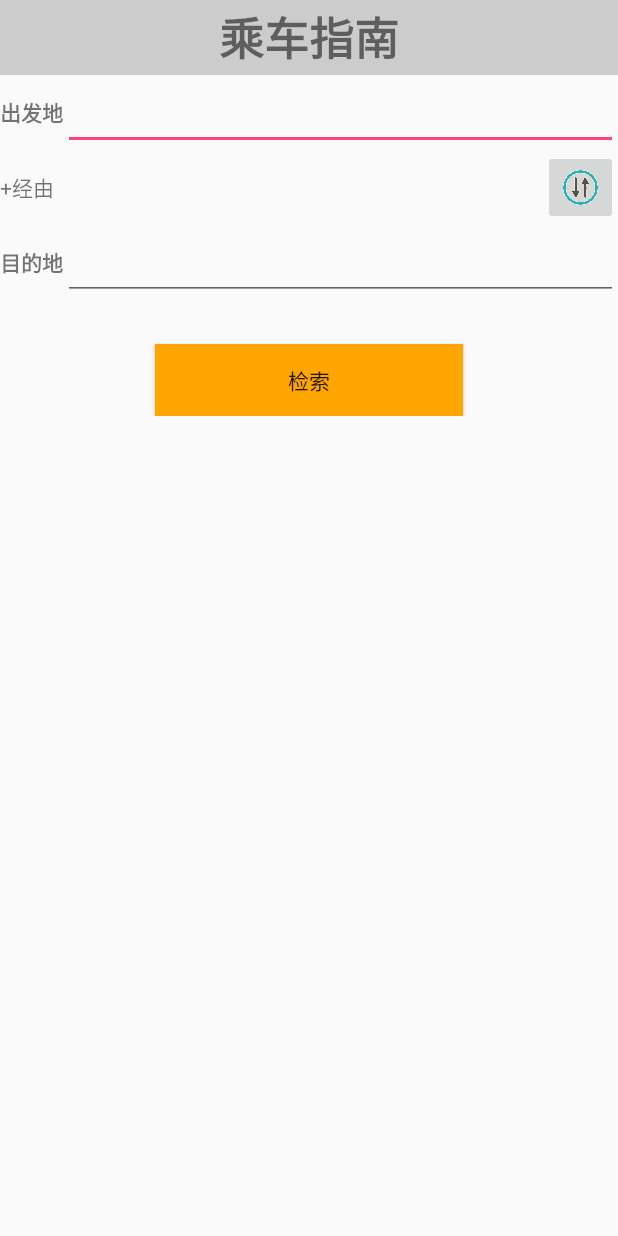
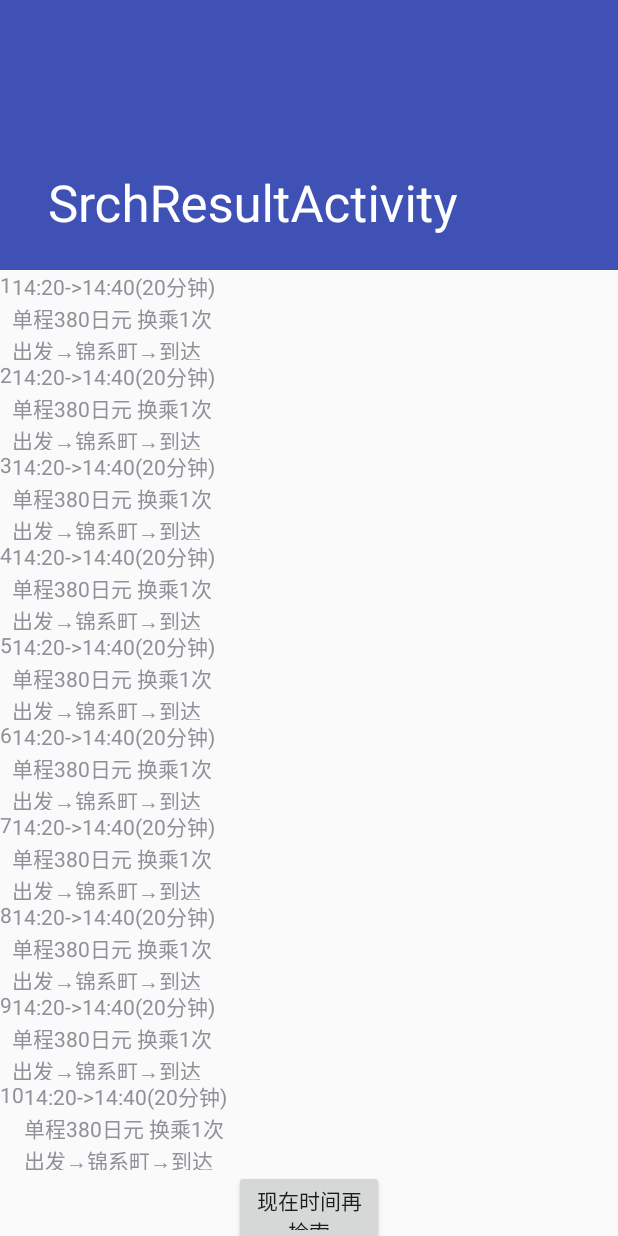
Before and after one commit to safari0825/TransferGuide, an Android app: the screen it shows after launch (MainActivity before the commit, SrchResultActivity after it), after a tap on "检索", on a phone screen of 412 x 824 dp. Run offline under Robolectric (Android 15) with nearby library versions, the phone set to English and light mode, and no system bars.

Commit message:
add & delete via OK

```diff
--- a/app/build.gradle
+++ b/app/build.gradle
@@ -24,4 +24,5 @@ dependencies {
     testCompile 'junit:junit:4.12'
     compile 'com.android.support:appcompat-v7:23.1.1'
     compile 'com.android.support:design:23.1.1'
+    compile 'com.android.support:support-v4:23.1.1'
 }
--- a/app/src/main/AndroidManifest.xml
+++ b/app/src/main/AndroidManifest.xml
@@ -18,6 +18,10 @@
                 <category android:name="android.intent.category.LAUNCHER" />
             </intent-filter>
         </activity>
+        <activity
+            android:name=".SrchResultActivity"
+            android:label="@string/title_activity_srch_result"
+            android:theme="@style/AppTheme.NoActionBar"></activity>
     </application>
 
 </manifest>
--- /dev/null
+++ b/app/src/main/java/jp/co/pp/transferguide/ListAdapter.java
@@ -0,0 +1,66 @@
+package jp.co.pp.transferguide;
+
+import android.content.Context;
+import android.support.v7.widget.RecyclerView;
+import android.util.Log;
+import android.view.LayoutInflater;
+import android.view.View;
+import android.view.ViewGroup;
+import android.widget.TextView;
+
+public class ListAdapter extends RecyclerView.Adapter<ListAdapter.NormalTextViewHolder> {
+    private final LayoutInflater mLayoutInflater;
+    private final Context mContext;
+    private String[] mTitles;
+    private String[] mRltLine1;
+    private String[] mRltLine2;
+    private String[] mRltLine3;
+
+    public ListAdapter(Context context) {
+        mTitles = context.getResources().getStringArray(R.array.titles);
+        mRltLine1 = context.getResources().getStringArray(R.array.resultLine1);
+        mRltLine2 = context.getResources().getStringArray(R.array.resultLine2);
+        mRltLine3 = context.getResources().getStringArray(R.array.resultLine3);
+        mContext = context;
+        mLayoutInflater = LayoutInflater.from(context);
+    }
+
+    @Override
+    public NormalTextViewHolder onCreateViewHolder(ViewGroup parent, int viewType) {
+        return new NormalTextViewHolder(mLayoutInflater.inflate(R.layout.list_basic_item, parent, false));
+    }
+
+    @Override
+    public void onBindViewHolder(NormalTextViewHolder holder, int position) {
+        holder.mRltNo.setText(mTitles[position]);
+        holder.mRltL1.setText(mRltLine1[position]);
+        holder.mRltL2.setText(mRltLine2[position]);
+        holder.mRltL3.setText(mRltLine3[position]);
+    }
+
+    @Override
+    public int getItemCount() {
+
+        return mTitles == null ? 0 : mTitles.length;
+    }
+
+    public static class NormalTextViewHolder extends RecyclerView.ViewHolder {
+        TextView mRltNo;
+        TextView mRltL1;
+        TextView mRltL2;
+        TextView mRltL3;
+        NormalTextViewHolder(View view) {
+            super(view);
+            mRltNo = (TextView)view.findViewById(R.id.rltNo);
+            mRltL1 = (TextView)view.findViewById(R.id.rltL1);
+            mRltL2 = (TextView)view.findViewById(R.id.rltL2);
+            mRltL3 = (TextView)view.findViewById(R.id.rltL3);
+            view.setOnClickListener(new View.OnClickListener() {
+                @Override
+                public void onClick(View v) {
+                    Log.d("NormalTextViewHolder", "onClick--> position = " + getPosition());
+                }
+            });
+        }
+    }
+}
--- a/app/src/main/java/jp/co/pp/transferguide/MainActivity.java
+++ b/app/src/main/java/jp/co/pp/transferguide/MainActivity.java
@@ -1,6 +1,7 @@
 package jp.co.pp.transferguide;
 
 import android.app.ActionBar;
+import android.content.Intent;
 import android.os.Bundle;
 import android.support.design.widget.FloatingActionButton;
 import android.support.design.widget.Snackbar;
@@ -122,6 +123,9 @@ public class MainActivity extends Activity {
             public void onClick(View v) {
                 Toast.makeText(MainActivity.this,"Text1:" + text1.getText() ,Toast.LENGTH_LONG).show();
                 Toast.makeText(MainActivity.this,"Text2:" + text2.getText() ,Toast.LENGTH_LONG).show();
+
+                Intent toRlstInt = new Intent(getApplicationContext(),SrchResultActivity.class);
+                startActivityForResult(toRlstInt,0);
             }
         });
     }
--- /dev/null
+++ b/app/src/main/java/jp/co/pp/transferguide/SrchResultActivity.java
@@ -0,0 +1,33 @@
+package jp.co.pp.transferguide;
+
+import android.os.Bundle;
+import android.support.design.widget.FloatingActionButton;
+import android.support.design.widget.Snackbar;
+import android.support.v7.app.AppCompatActivity;
+import android.support.v7.widget.LinearLayoutManager;
+import android.support.v7.widget.RecyclerView;
+import android.support.v7.widget.Toolbar;
+import android.view.View;
+import android.widget.LinearLayout;
+
+public class SrchResultActivity extends AppCompatActivity {
+
+    @Override
+    protected void onCreate(Bundle savedInstanceState) {
+        super.onCreate(savedInstanceState);
+        setContentView(R.layout.activity_srch_result);
+        Toolbar toolbar = (Toolbar) findViewById(R.id.toolbar);
+        setSupportActionBar(toolbar);
+
+        final RecyclerView recyclerView = (RecyclerView) findViewById(R.id.recycler_view);
+
+        final LinearLayoutManager listItemManager = new LinearLayoutManager(this);
+
+        recyclerView.setLayoutManager(listItemManager);
+
+        final ListAdapter sampleRecyclerAdapter = new ListAdapter(getApplicationContext());
+        // 填充Adapter
+        recyclerView.setAdapter(sampleRecyclerAdapter);
+
+    }
+}
--- a/app/src/main/res/layout/activity_main.xml
+++ b/app/src/main/res/layout/activity_main.xml
@@ -4,7 +4,6 @@
     xmlns:tools="http://schemas.android.com/tools"
     android:layout_width="match_parent"
     android:layout_height="match_parent"
-    android:fitsSystemWindows="true"
     tools:context="jp.co.pp.transferguide.MainActivity">
 
     <include layout="@layout/content_main" />
--- /dev/null
+++ b/app/src/main/res/layout/activity_srch_result.xml
@@ -0,0 +1,46 @@
+<?xml version="1.0" encoding="utf-8"?>
+<android.support.design.widget.CoordinatorLayout xmlns:android="http://schemas.android.com/apk/res/android"
+    xmlns:app="http://schemas.android.com/apk/res-auto"
+    xmlns:tools="http://schemas.android.com/tools"
+    android:layout_width="match_parent"
+    android:layout_height="match_parent"
+    android:fitsSystemWindows="true"
+    tools:context="jp.co.pp.transferguide.SrchResultActivity">
+
+    <android.support.design.widget.AppBarLayout
+        android:id="@+id/app_bar"
+        android:layout_width="match_parent"
+        android:layout_height="@dimen/app_bar_height"
+        android:fitsSystemWindows="true"
+        android:theme="@style/AppTheme.AppBarOverlay">
+
+        <android.support.design.widget.CollapsingToolbarLayout
+            android:id="@+id/toolbar_layout"
+            android:layout_width="match_parent"
+            android:layout_height="match_parent"
+            android:fitsSystemWindows="true"
+            app:contentScrim="?attr/colorPrimary"
+            app:layout_scrollFlags="scroll|exitUntilCollapsed">
+
+            <android.support.v7.widget.Toolbar
+                android:id="@+id/toolbar"
+                android:layout_width="match_parent"
+                android:layout_height="?attr/actionBarSize"
+                app:layout_collapseMode="pin"
+                app:popupTheme="@style/AppTheme.PopupOverlay" />
+
+        </android.support.design.widget.CollapsingToolbarLayout>
+    </android.support.design.widget.AppBarLayout>
+
+    <include layout="@layout/content_srch_result" />
+
+    <!--<android.support.design.widget.FloatingActionButton-->
+        <!--android:id="@+id/fab"-->
+        <!--android:layout_width="wrap_content"-->
+        <!--android:layout_height="wrap_content"-->
+        <!--android:layout_margin="@dimen/fab_margin"-->
+        <!--android:src="@android:drawable/ic_dialog_email"-->
+        <!--app:layout_anchor="@id/app_bar"-->
+        <!--app:layout_anchorGravity="bottom|end" />-->
+
+</android.support.design.widget.CoordinatorLayout>
--- /dev/null
+++ b/app/src/main/res/layout/content_srch_result.xml
@@ -0,0 +1,41 @@
+<?xml version="1.0" encoding="utf-8"?>
+<android.support.v4.widget.NestedScrollView xmlns:android="http://schemas.android.com/apk/res/android"
+    xmlns:app="http://schemas.android.com/apk/res-auto"
+    xmlns:tools="http://schemas.android.com/tools"
+    android:layout_width="match_parent"
+    android:layout_height="match_parent"
+    app:layout_behavior="@string/appbar_scrolling_view_behavior"
+    tools:context="jp.co.pp.transferguide.SrchResultActivity"
+    tools:showIn="@layout/activity_srch_result">
+<LinearLayout
+    android:id="@+id/recyViewLay"
+    android:layout_width="match_parent"
+    android:layout_height="match_parent"
+    android:orientation="vertical">
+
+    <android.support.v7.widget.RecyclerView
+        android:id="@+id/recycler_view"
+        android:layout_width="match_parent"
+        android:layout_height="match_parent"
+        android:scrollbars="vertical"
+        tools:listitem="@layout/list_basic_item"
+        />
+    <LinearLayout
+        android:layout_width="match_parent"
+        android:layout_height="match_parent"
+        android:layout_gravity="bottom"
+        android:orientation="vertical">
+        <Button
+            android:layout_width="100dp"
+            android:layout_height="50dp"
+            android:text="@string/research_button"
+            android:layout_gravity="center_horizontal"/>
+
+        <Button
+            android:layout_width="100dp"
+            android:layout_height="50dp"
+            android:text="@string/changeSrchCond"
+            android:layout_gravity="center_horizontal"/>
+    </LinearLayout>
+</LinearLayout>
+</android.support.v4.widget.NestedScrollView>
--- /dev/null
+++ b/app/src/main/res/layout/list_basic_item.xml
@@ -0,0 +1,30 @@
+<?xml version="1.0" encoding="utf-8"?>
+    <GridLayout xmlns:android="http://schemas.android.com/apk/res/android"
+        android:layout_width="match_parent"
+        android:layout_height="60dp"
+        android:rowCount="3"
+        android:columnCount="2">
+   <TextView
+       android:layout_rowSpan="3"
+       android:layout_row="0"
+       android:layout_column="0"
+       android:id="@+id/rltNo" />
+   <TextView
+       android:layout_width="match_parent"
+       android:layout_height="wrap_content"
+       android:layout_column="1"
+       android:layout_row="0"
+       android:id="@+id/rltL1" />
+   <TextView
+            android:layout_width="match_parent"
+            android:layout_height="wrap_content"
+            android:layout_column="1"
+            android:layout_row="1"
+            android:id="@+id/rltL2" />
+   <TextView
+            android:layout_width="match_parent"
+            android:layout_height="wrap_content"
+            android:layout_column="1"
+            android:layout_row="2"
+            android:id="@+id/rltL3" />
+    </GridLayout>
--- /dev/null
+++ b/app/src/main/res/menu/menu_srch_result.xml
@@ -0,0 +1,10 @@
+<menu xmlns:android="http://schemas.android.com/apk/res/android"
+    xmlns:app="http://schemas.android.com/apk/res-auto"
+    xmlns:tools="http://schemas.android.com/tools"
+    tools:context="jp.co.pp.transferguide.SrchResultActivity">
+    <item
+        android:id="@+id/action_settings"
+        android:orderInCategory="100"
+        android:title="@string/action_settings"
+        app:showAsAction="never" />
+</menu>
--- /dev/null
+++ b/app/src/main/res/values/arrays.xml
@@ -0,0 +1,51 @@
+<?xml version="1.0" encoding="utf-8"?>
+<resources>
+    <string-array name="titles">
+        <item>1</item>
+        <item>2</item>
+        <item>3</item>
+        <item>4</item>
+        <item>5</item>
+        <item>6</item>
+        <item>7</item>
+        <item>8</item>
+        <item>9</item>
+        <item>10</item>
+    </string-array>
+    <string-array name="resultLine1">
+        <item>14:20->14:40(20分钟)</item>
+        <item>14:20->14:40(20分钟)</item>
+        <item>14:20->14:40(20分钟)</item>
+        <item>14:20->14:40(20分钟)</item>
+        <item>14:20->14:40(20分钟)</item>
+        <item>14:20->14:40(20分钟)</item>
+        <item>14:20->14:40(20分钟)</item>
+        <item>14:20->14:40(20分钟)</item>
+        <item>14:20->14:40(20分钟)</item>
+        <item>14:20->14:40(20分钟)</item>
+    </string-array>
+    <string-array name="resultLine2">
+        <item>单程380日元 换乘1次</item>
+        <item>单程380日元 换乘1次</item>
+        <item>单程380日元 换乘1次</item>
+        <item>单程380日元 换乘1次</item>
+        <item>单程380日元 换乘1次</item>
+        <item>单程380日元 换乘1次</item>
+        <item>单程380日元 换乘1次</item>
+        <item>单程380日元 换乘1次</item>
+        <item>单程380日元 换乘1次</item>
+        <item>单程380日元 换乘1次</item>
+    </string-array>
+    <string-array name="resultLine3">
+        <item>出发→锦系町→到达</item>
+        <item>出发→锦系町→到达</item>
+        <item>出发→锦系町→到达</item>
+        <item>出发→锦系町→到达</item>
+        <item>出发→锦系町→到达</item>
+        <item>出发→锦系町→到达</item>
+        <item>出发→锦系町→到达</item>
+        <item>出发→锦系町→到达</item>
+        <item>出发→锦系町→到达</item>
+        <item>出发→锦系町→到达</item>
+    </string-array>
+</resources>
--- /dev/null
+++ b/app/src/main/res/values/attrs.xml
@@ -0,0 +1,12 @@
+<resources>
+
+    <!-- Declare custom theme attributes that allow changing which styles are
+         used for button bars depending on the API level.
+         ?android:attr/buttonBarStyle is new as of API 11 so this is
+         necessary to support previous API levels. -->
+    <declare-styleable name="ButtonBarContainerTheme">
+        <attr name="metaButtonBarStyle" format="reference" />
+        <attr name="metaButtonBarButtonStyle" format="reference" />
+    </declare-styleable>
+
+</resources>
--- a/app/src/main/res/values/colors.xml
+++ b/app/src/main/res/values/colors.xml
@@ -3,4 +3,6 @@
     <color name="colorPrimary">#3F51B5</color>
     <color name="colorPrimaryDark">#303F9F</color>
     <color name="colorAccent">#FF4081</color>
+
+    <color name="black_overlay">#66000000</color>
 </resources>
--- a/app/src/main/res/values/dimens.xml
+++ b/app/src/main/res/values/dimens.xml
@@ -3,4 +3,6 @@
     <dimen name="activity_horizontal_margin">16dp</dimen>
     <dimen name="activity_vertical_margin">16dp</dimen>
     <dimen name="fab_margin">16dp</dimen>
+    <dimen name="app_bar_height">180dp</dimen>
+    <dimen name="text_margin">16dp</dimen>
 </resources>
--- a/app/src/main/res/values/strings.xml
+++ b/app/src/main/res/values/strings.xml
@@ -7,4 +7,10 @@
     <string name="search">检索</string>
     <string name="via">经由</string>
     <string name="InputVia">输入经由地</string>
+
+    <string name="title_activity_search_result">SearchResultActivity</string>
+    <string name="research_button">现在时间再检索</string>
+    <string name="changeSrchCond">变更检索条件</string>
+    <string name="title_activity_srch_result">SrchResultActivity</string>
+    <string name="no">1</string>
 </resources>
--- a/app/src/main/res/values/styles.xml
+++ b/app/src/main/res/values/styles.xml
@@ -17,4 +17,16 @@
 
     <style name="AppTheme.PopupOverlay" parent="ThemeOverlay.AppCompat.Light" />
 
+    <style name="FullscreenTheme" parent="AppTheme">
+        <item name="android:actionBarStyle">@style/FullscreenActionBarStyle</item>
+        <item name="android:windowActionBarOverlay">true</item>
+        <item name="android:windowBackground">@null</item>
+        <item name="metaButtonBarStyle">?android:attr/buttonBarStyle</item>
+        <item name="metaButtonBarButtonStyle">?android:attr/buttonBarButtonStyle</item>
+    </style>
+
+    <style name="FullscreenActionBarStyle" parent="Widget.AppCompat.ActionBar">
+        <item name="android:background">@color/black_overlay</item>
+    </style>
+
 </resources>
```
